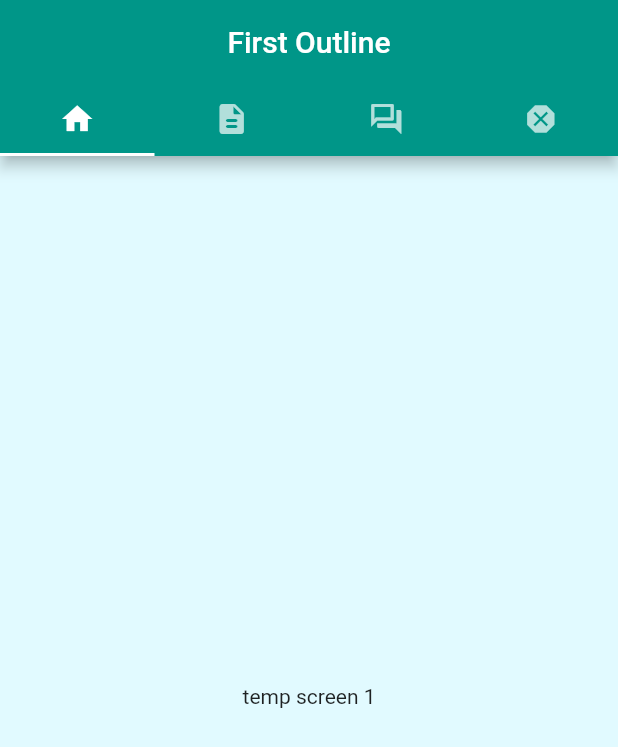
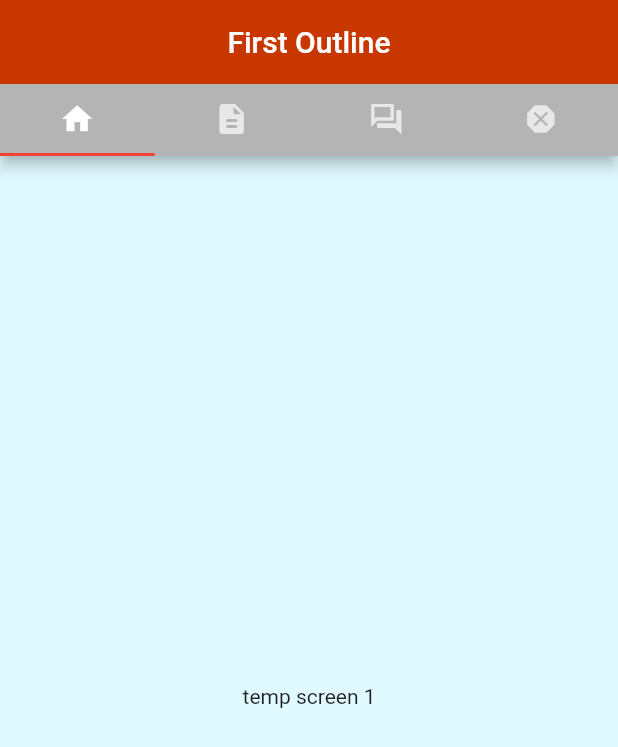
Before and after one commit to 8Gates/outline_app, a Flutter app: the screen it shows after launch, on a phone screen of 412 x 824 dp. Shown: the top 747 px of the screen. Run offline on Flutter 3.47's test engine with Material 2 defaults, Android fonts, the phone set to English and light mode, and no system bars; Roboto replaces fonts that are missing (Road_Rage).

Commit message:
Updated tab_controller font, color, theme

```diff
--- a/lib/main_tab_controller.dart
+++ b/lib/main_tab_controller.dart
@@ -25,13 +25,27 @@ class MainTabController extends StatelessWidget {
       initialIndex: 0,
       child: Scaffold(
         appBar: AppBar(
-          title: Text(title),
+          title: Text(title, style: const TextStyle(fontFamily: 'Road_Rage'),),
+          backgroundColor: const Color.fromARGB(255, 200, 55, 0),
           centerTitle: true,
-          bottom: const TabBar(tabs: tabs),
-        ),
-        body: TabBarView(children: screens,
-        )
+          bottom: ColoredTabBar(const TabBar(tabs: tabs,))
+          ),
+          body: TabBarView(children: screens,)
       )
     );
   }
 }
+
+class ColoredTabBar extends Container implements PreferredSizeWidget {
+  ColoredTabBar(this.tabBar, {super.key});
+  final TabBar tabBar;
+
+  @override
+  Size get preferredSize => tabBar.preferredSize;
+
+  @override
+  Widget build(BuildContext context) => Container(
+    color: const Color.fromARGB(255, 180, 180, 180),
+    child: tabBar,
+  );
+}
--- a/lib/outline_app.dart
+++ b/lib/outline_app.dart
@@ -10,7 +10,7 @@ class OutlineApp extends StatelessWidget {
     return MaterialApp(
       title: 'Flutter Demo',
       theme: ThemeData(
-          primarySwatch: Colors.teal,
+          primarySwatch: Colors.red,
           scaffoldBackgroundColor: const Color.fromARGB(255, 225, 250, 255)),
       home: MainTabController(),
     );
```
Also changed, not shown: pubspec.yaml (+6 -29 lines), assets/fonts/Road_Rage.otf (added).
